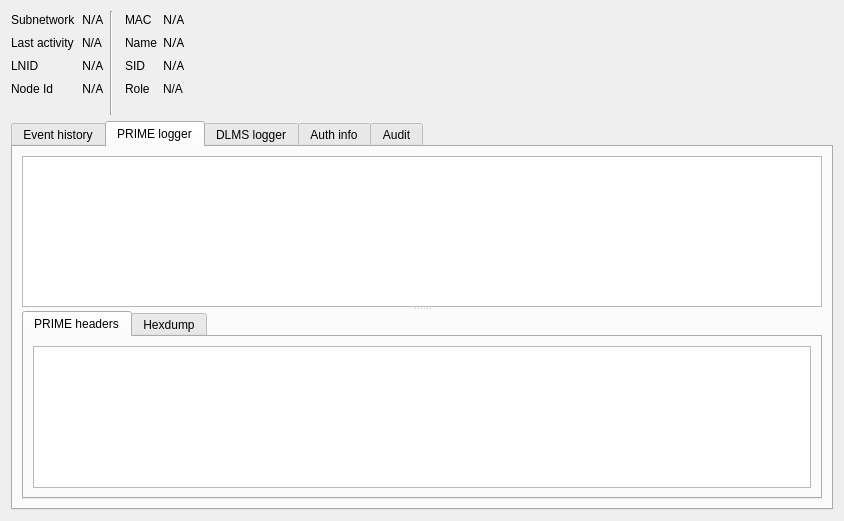
This is Forms/MeterUI.ui in TarlogicSecurity/PLCTool as Qt 5 draws it before an edit. The edited form follows.
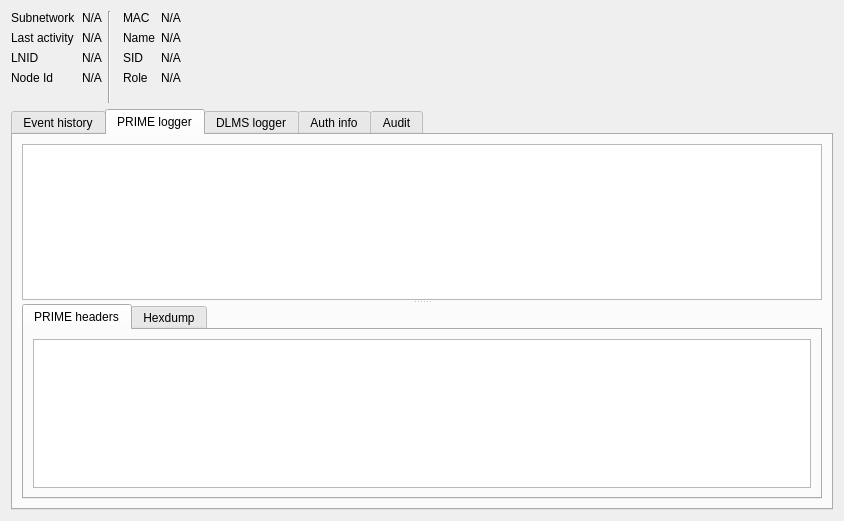
This is the edited form. The open tabs and pages were chosen to show the change.

What changed in the file:
```diff
--- a/Forms/MeterUI.ui
+++ b/Forms/MeterUI.ui
@@ -24,9 +24,7 @@
    <item row="0" column="5">
     <widget class="QLabel" name="macLabel">
      <property name="font">
-      <font>
-       <family>Cascadia Code PL</family>
-      </font>
+      <font/>
      </property>
      <property name="text">
       <string>N/A</string>
@@ -60,9 +58,7 @@
    <item row="1" column="5">
     <widget class="QLabel" name="nameLabel">
      <property name="font">
-      <font>
-       <family>Cascadia Code PL</family>
-      </font>
+      <font/>
      </property>
      <property name="text">
       <string>N/A</string>
@@ -82,9 +78,7 @@
    <item row="2" column="1">
     <widget class="QLabel" name="lnidLabel">
      <property name="font">
-      <font>
-       <family>Cascadia Code PL</family>
-      </font>
+      <font/>
      </property>
      <property name="text">
       <string>N/A</string>
@@ -97,9 +91,7 @@
    <item row="0" column="1">
     <widget class="QLabel" name="snLabel">
      <property name="font">
-      <font>
-       <family>Cascadia Code PL</family>
-      </font>
+      <font/>
      </property>
      <property name="text">
       <string>N/A</string>
@@ -170,9 +162,7 @@
          </property>
          <widget class="QTableView" name="frameView">
           <property name="font">
-           <font>
-            <family>Cascadia Code PL</family>
-           </font>
+           <font/>
           </property>
           <property name="selectionBehavior">
            <enum>QAbstractItemView::SelectRows</enum>
@@ -199,18 +189,16 @@
             <item row="0" column="0">
              <widget class="QTextEdit" name="pktEdit">
               <property name="font">
-               <font>
-                <family>Cascadia Code PL</family>
-               </font>
+               <font/>
               </property>
               <property name="readOnly">
                <bool>true</bool>
               </property>
               <property name="html">
                <string>&lt;!DOCTYPE HTML PUBLIC &quot;-//W3C//DTD HTML 4.0//EN&quot; &quot;http://www.w3.org/TR/REC-html40/strict.dtd&quot;&gt;
-&lt;html&gt;&lt;head&gt;&lt;meta name=&quot;qrichtext&quot; content=&quot;1&quot; /&gt;&lt;style type=&quot;text/css&quot;&gt;
+&lt;html&gt;&lt;head&gt;&lt;meta name=&quot;qrichtext&quot; content=&quot;1&quot; /&gt;&lt;meta charset=&quot;utf-8&quot; /&gt;&lt;style type=&quot;text/css&quot;&gt;
 p, li { white-space: pre-wrap; }
-&lt;/style&gt;&lt;/head&gt;&lt;body style=&quot; font-family:'Cascadia Code PL'; font-size:9pt; font-weight:400; font-style:normal;&quot;&gt;
+&lt;/style&gt;&lt;/head&gt;&lt;body style=&quot; font-family:'Cascadia Code PL'; font-size:10pt; font-weight:400; font-style:normal;&quot;&gt;
 &lt;p style=&quot;-qt-paragraph-type:empty; margin-top:0px; margin-bottom:0px; margin-left:0px; margin-right:0px; -qt-block-indent:0; text-indent:0px; font-family:'Cantarell'; font-size:11pt;&quot;&gt;&lt;br /&gt;&lt;/p&gt;&lt;/body&gt;&lt;/html&gt;</string>
               </property>
              </widget>
@@ -492,9 +480,7 @@
    <item row="3" column="1">
     <widget class="QLabel" name="nodeIdLabel">
      <property name="font">
-      <font>
-       <family>Cascadia Code PL</family>
-      </font>
+      <font/>
      </property>
      <property name="text">
       <string>N/A</string>
@@ -521,9 +507,7 @@
    <item row="2" column="5">
     <widget class="QLabel" name="sidLabel">
      <property name="font">
-      <font>
-       <family>Cascadia Code PL</family>
-      </font>
+      <font/>
      </property>
      <property name="text">
       <string>N/A</string>
```
Left out of the diff: 22 changed lines with no effect on the pictures.
